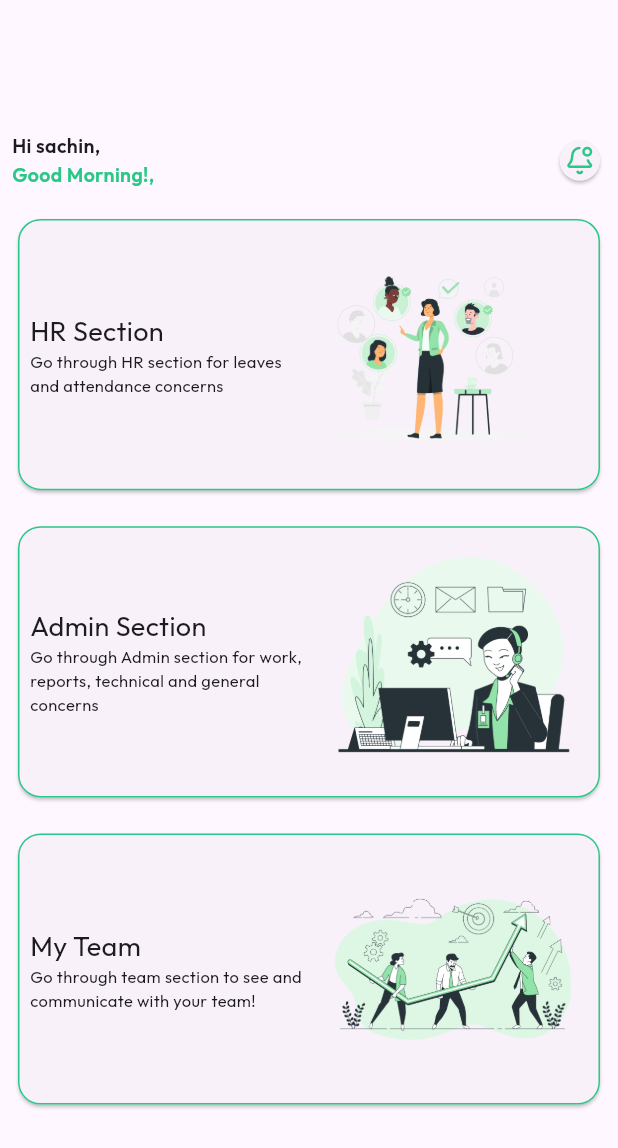
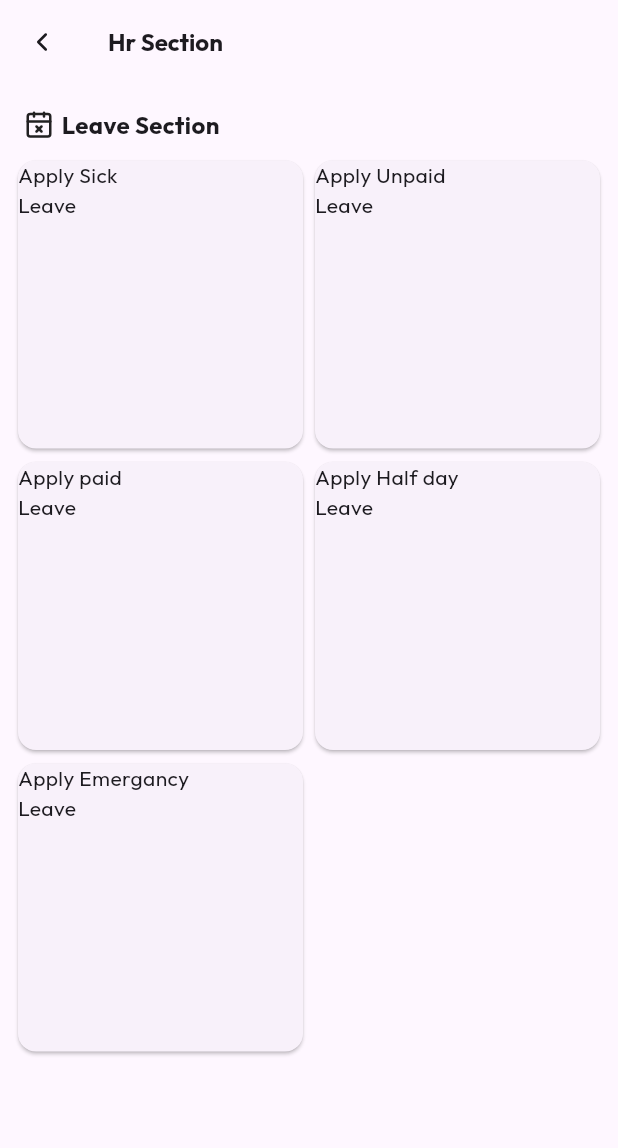
Before and after one commit to Sachinbarot/social_content, a Flutter app: the screen it shows after launch, on a phone screen of 412 x 824 dp. Shown: the top 1148 px of the screen. Run offline on Flutter 3.47's test engine with Material 3 defaults, Android fonts, the light colour scheme and no system bars; our stand-ins replace flutter_lucide, google_fonts.

Commit message:
"Updated main.dart to use HrsectionClass as home and added hrsection list to map.dart"

```diff
--- /dev/null
+++ b/lib/HR section.dart
@@ -0,0 +1,69 @@
+import 'package:flutter/material.dart';
+import 'package:flutter_lucide/flutter_lucide.dart';
+import 'package:social_content/utils/map.dart';
+
+class HrsectionClass extends StatefulWidget {
+  const HrsectionClass({super.key});
+
+  @override
+  State<HrsectionClass> createState() => _HrsectionClassState();
+}
+
+class _HrsectionClassState extends State<HrsectionClass> {
+  @override
+  Widget build(BuildContext context) {
+    return Scaffold(
+      appBar: AppBar(
+        centerTitle: false,
+        leading: Icon(
+          LucideIcons.chevron_left,
+          size: 20,
+        ),
+        title: Text(
+          'Hr Section',
+          style: TextStyle(fontSize: 16, fontWeight: FontWeight.bold),
+        ),
+      ),
+      body: Padding(
+        padding: const EdgeInsets.all(8.0),
+        child: Column(
+          children: [
+            Padding(
+              padding: const EdgeInsets.all(8.0),
+              child: Row(
+                children: [
+                  Icon(
+                    LucideIcons.calendar_x,
+                    size: 20,
+                  ),
+                  SizedBox(
+                    width: 5,
+                  ),
+                  Text(
+                    "Leave Section",
+                    style: TextStyle(fontSize: 16, fontWeight: FontWeight.bold),
+                  ),
+                ],
+              ),
+            ),
+            GridView.builder(
+                itemCount: hrsection.length,
+                physics: const ScrollPhysics(),
+                shrinkWrap: true,
+                primary: true,
+                gridDelegate: const SliverGridDelegateWithFixedCrossAxisCount(
+                    crossAxisCount: 2,
+                    childAspectRatio: 0.99,
+                    crossAxisSpacing: 0.0,
+                    mainAxisSpacing: 1.0),
+                itemBuilder: (context, index) {
+                  return Card(
+                    child: Text(hrsection[index]["leavename"].toString()),
+                  );
+                }),
+          ],
+        ),
+      ),
+    );
+  }
+}
--- a/lib/main.dart
+++ b/lib/main.dart
@@ -1,6 +1,7 @@
 import 'package:flutter/material.dart';
 import 'package:google_fonts/google_fonts.dart';
 import 'package:social_content/Dashboard.dart';
+import 'package:social_content/HR%20section.dart';
 import 'package:social_content/Otpscreen.dart';
 import 'package:social_content/listview_example.dart';
 import 'package:social_content/loginscreen.dart';
@@ -23,6 +24,6 @@ class MyApp extends StatelessWidget {
             colorScheme: ColorScheme.fromSeed(seedColor: Colors.deepPurple),
             useMaterial3: true,
             textTheme: GoogleFonts.outfitTextTheme()),
-        home: DashboardClass());
+        home: HrsectionClass());
   }
 }
--- a/lib/utils/map.dart
+++ b/lib/utils/map.dart
@@ -17,3 +17,13 @@ var Dashboard = [
     "iamge": "assets/team.png",
   }
 ];
+var hrsection = [
+  {"leavename": "Apply Sick \nLeave", "leaveiamge": "assets/medical.png"},
+  {"leavename": "Apply Unpaid \nLeave", "leaveiamge": "assets/unpaid.png"},
+  {"leavename": "Apply paid \nLeave", "leaveiamge": "assets/paid.png"},
+  {"leavename": "Apply Half day \nLeave", "leaveiamge": "assets/halfday.png"},
+  {
+    "leavename": "Apply Emergancy \nLeave",
+    "leaveiamge": "assets/emergancy.png"
+  },
+];
```
Also changed, not shown: assets/emergancy.png (added), assets/halfday.png (added), assets/medical.png (added), assets/noticeboard.png (added), assets/paid.png (added), assets/unpaid.png (added).
